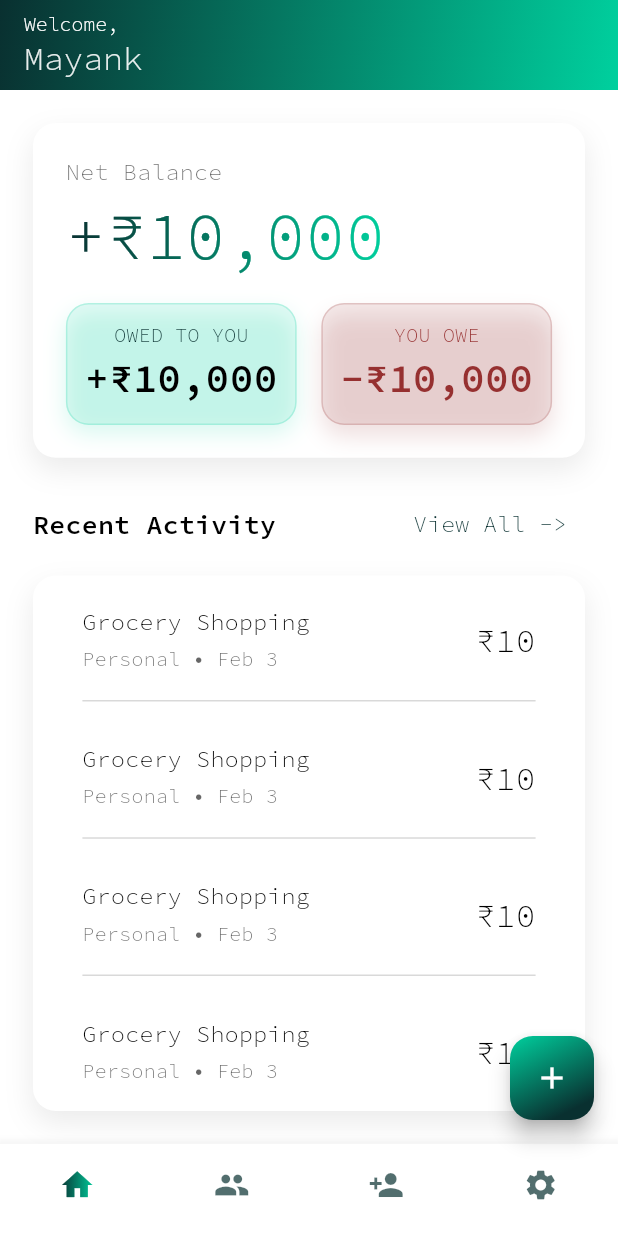
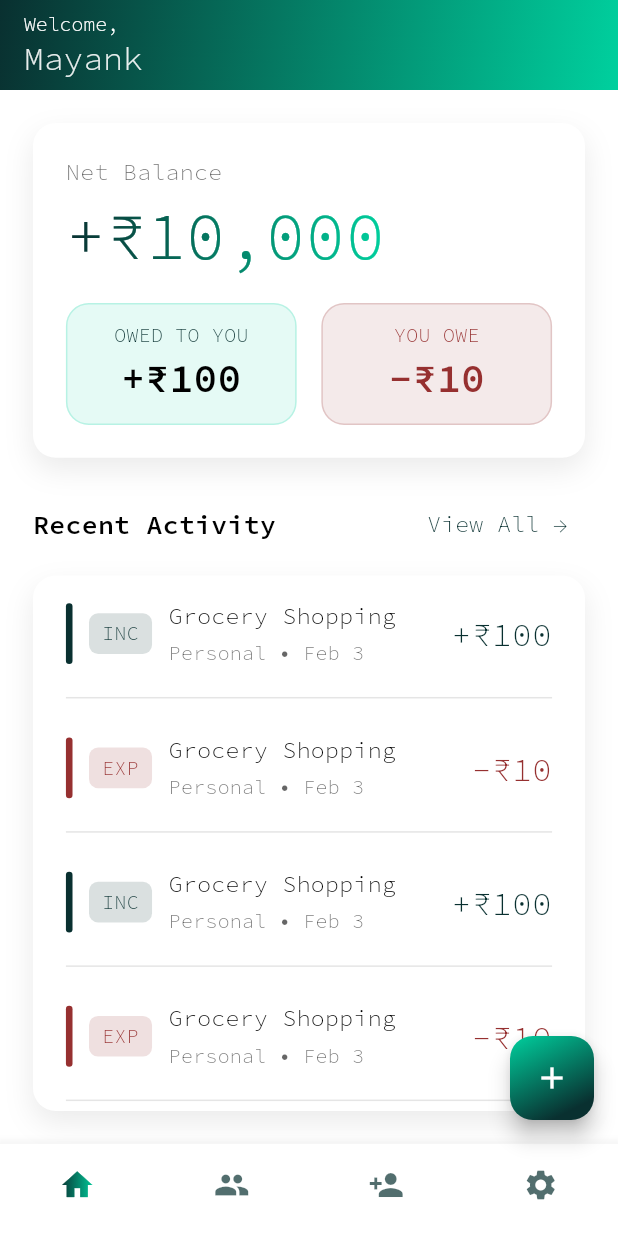
Before and after one commit to Datrix001/FinWise-, a Flutter app: the screen it shows once a user with an empty profile is signed in, on a phone screen of 412 x 824 dp. Run offline on Flutter 3.47's test engine with Material 3 defaults, Android fonts, the phone set to English and light mode, and no system bars; our stand-ins replace flutter_bloc, flutter_dotenv, flutter_screenutil, flutter_svg, get_it, go_router and 1 more; accounts and stored records are empty.

Commit message:
Fixed Some Ui bugs

```diff
--- /dev/null
+++ b/devtools_options.yaml
@@ -0,0 +1,3 @@
+description: This file stores settings for Dart & Flutter DevTools.
+documentation: https://docs.flutter.dev/tools/devtools/extensions#configure-extension-enablement-states
+extensions:
--- a/lib/features/home/presentation/screens/home_screen.dart
+++ b/lib/features/home/presentation/screens/home_screen.dart
@@ -1,4 +1,5 @@
 import 'package:finwise2/core/styles/app_text.dart';
+import 'package:finwise2/core/utils/utils.dart';
 import 'package:finwise2/gen/colors.gen.dart';
 import 'package:flutter/material.dart';
 import 'package:flutter_screenutil/flutter_screenutil.dart';
@@ -22,75 +23,53 @@ class _HomeScreenState extends State<HomeScreen> {
           Container(
             padding: EdgeInsets.all(20.w),
             height: 220.h,
-            width: double.maxFinite,
             decoration: BoxDecoration(
               color: AppColors.white,
               borderRadius: BorderRadius.circular(15.r),
-              boxShadow: [cardShadow],
+              boxShadow: [Utils.cardShadow],
             ),
             child: Column(
-              mainAxisAlignment: MainAxisAlignment.start,
               crossAxisAlignment: CrossAxisAlignment.start,
               children: [
-                appTextB1(
-                  "Net Balance",
-                  color: AppColors.black.withOpacity(0.6),
-                ),
+                appTextB1("Net Balance", color: AppColors.black.withAlpha(153)),
                 _gradientText("+₹10,000", false),
-                Spacer(),
+                const Spacer(),
                 Row(
                   children: [
                     Container(
-                      padding: EdgeInsets.all(10.w),
                       height: 80.h,
                       width: 140.w,
+                      padding: EdgeInsets.all(10.w),
                       decoration: BoxDecoration(
-                        color: AppColors.primary.withOpacity(0.1),
+                        color: AppColors.primary.withAlpha(26),
                         borderRadius: BorderRadius.circular(15.r),
                         border: Border.all(
-                          color: AppColors.primary.withOpacity(0.2),
+                          color: AppColors.primary.withAlpha(51),
                         ),
-                        boxShadow: [
-                          BoxShadow(
-                            color: AppColors.primary.withOpacity(0.15),
-                            offset: Offset(0, 6),
-                            blurRadius: 12,
-                          ),
-                        ],
                       ),
                       child: Column(
                         mainAxisAlignment: MainAxisAlignment.center,
                         children: [
                           appTextB2("OWED TO YOU", color: AppColors.secondary),
-                          _gradientText("+₹10,000", true),
+                          _gradientText("+₹100", true),
                         ],
                       ),
                     ),
-                    Spacer(),
+                    const Spacer(),
                     Container(
-                      padding: EdgeInsets.all(10.w),
                       height: 80.h,
                       width: 140.w,
+                      padding: EdgeInsets.all(10.w),
                       decoration: BoxDecoration(
-                        color: AppColors.red.withOpacity(0.1),
+                        color: AppColors.red.withAlpha(26),
                         borderRadius: BorderRadius.circular(15.r),
-                        border: Border.all(
-                          color: AppColors.red.withOpacity(0.2),
-                        ),
-                        boxShadow: [
-                          BoxShadow(
-                            color: AppColors.red.withOpacity(0.15),
-                            offset: Offset(0, 8),
-                            blurRadius: 12,
-                          ),
-                        ],
+                        border: Border.all(color: AppColors.red.withAlpha(51)),
                       ),
                       child: Column(
                         mainAxisAlignment: MainAxisAlignment.center,
-
                         children: [
                           appTextB2("YOU OWE", color: AppColors.red),
-                          appTextS1("-₹10,000", color: AppColors.red),
+                          appTextS1("-₹10", color: AppColors.red),
                         ],
                       ),
                     ),
@@ -99,62 +78,106 @@ class _HomeScreenState extends State<HomeScreen> {
               ],
             ),
           ),
-          Padding(
-            padding: EdgeInsets.only(top: 20.h, bottom: 10.h),
-            child: Row(
-              children: [
-                appTextS3("Recent Activity"),
-                Spacer(),
-                TextButton(
-                  onPressed: () {},
-                  child: appTextB1("View All ->", color: AppColors.secondary),
-                ),
-              ],
-            ),
+
+          20.verticalSpace,
+
+          Row(
+            children: [
+              appTextS3("Recent Activity"),
+              const Spacer(),
+              TextButton(
+                onPressed: () {},
+                child: appTextB1("View All →", color: AppColors.secondary),
+              ),
+            ],
           ),
+
+          10.verticalSpace,
+
           Expanded(
             child: Container(
               decoration: BoxDecoration(
+                color: AppColors.white,
                 borderRadius: BorderRadius.circular(15.r),
-                color: AppColors.white,
-                boxShadow: [cardShadow],
+                boxShadow: [Utils.cardShadow],
               ),
               child: ListView.builder(
-                itemCount: 5,
-                itemBuilder: (context, ixdex) {
+                itemCount: 4,
+                itemBuilder: (context, index) {
+                  final isIncome = index.isEven;
+
                   return Column(
                     children: [
                       Padding(
-                        padding: EdgeInsets.only(
-                          left: 30.w,
-                          right: 30.w,
-                          top: 20.h,
-                        ),
+                        padding: EdgeInsets.fromLTRB(20.w, 16.h, 20.w, 0),
                         child: Row(
                           children: [
+                            Container(
+                              width: 4.w,
+                              height: 40.h,
+                              decoration: BoxDecoration(
+                                color: isIncome
+                                    ? AppColors.secondary
+                                    : AppColors.red,
+                                borderRadius: BorderRadius.circular(6),
+                              ),
+                            ),
+                            10.horizontalSpace,
+
+                            Container(
+                              padding: EdgeInsets.symmetric(
+                                horizontal: 8.w,
+                                vertical: 4.h,
+                              ),
+                              decoration: BoxDecoration(
+                                color: isIncome
+                                    ? AppColors.secondary.withAlpha(38)
+                                    : AppColors.red.withAlpha(38),
+                                borderRadius: BorderRadius.circular(6.r),
+                              ),
+                              child: appTextB2(
+                                isIncome ? "INC" : "EXP",
+                                color: isIncome
+                                    ? AppColors.secondary
+                                    : AppColors.red,
+                              ),
+                            ),
+                            10.horizontalSpace,
+
                             Expanded(
                               child: Column(
                                 crossAxisAlignment: CrossAxisAlignment.start,
                                 children: [
-                                  appTextB1("Grocery Shopping"),
+                                  appTextB1(
+                                    "Grocery Shopping",
+                                    textOverflow: TextOverflow.ellipsis,
+                                  ),
                                   4.verticalSpace,
                                   appTextB2(
                                     "Personal • Feb 3",
-                                    color: AppColors.black.withOpacity(0.6),
+                                    color: AppColors.black.withAlpha(
+                                      153,
+                                    ), // 0.6
                                   ),
                                 ],
                               ),
                             ),
-                            appTextS2("₹10"),
+
+                            appTextS2(
+                              isIncome ? "+₹100" : "-₹10",
+                              color: isIncome
+                                  ? AppColors.secondary
+                                  : AppColors.red,
+                            ),
                           ],
                         ),
                       ),
-                      10.verticalSpace,
+                      12.verticalSpace,
                       Padding(
-                        padding: EdgeInsets.symmetric(horizontal: 30.w),
+                        padding: EdgeInsets.symmetric(horizontal: 20.w),
                         child: Divider(
                           thickness: 1,
-                          color: AppColors.black.withOpacity(0.15),
+                          color: AppColors.black.withAlpha(26),
                         ),
                       ),
                     ],
@@ -180,10 +203,4 @@ class _HomeScreenState extends State<HomeScreen> {
           : appTextH1(text, color: AppColors.white),
     );
   }
-
-  final cardShadow = BoxShadow(
-    color: Colors.black.withOpacity(0.08),
-    blurRadius: 16,
-    offset: Offset(0, 8),
-  );
 }
```
Also changed, not shown: lib/core/utils/utils.dart (+3 -16 lines), lib/features/profile/presentation/screens/setting_screen.dart (+23 -24 lines).
